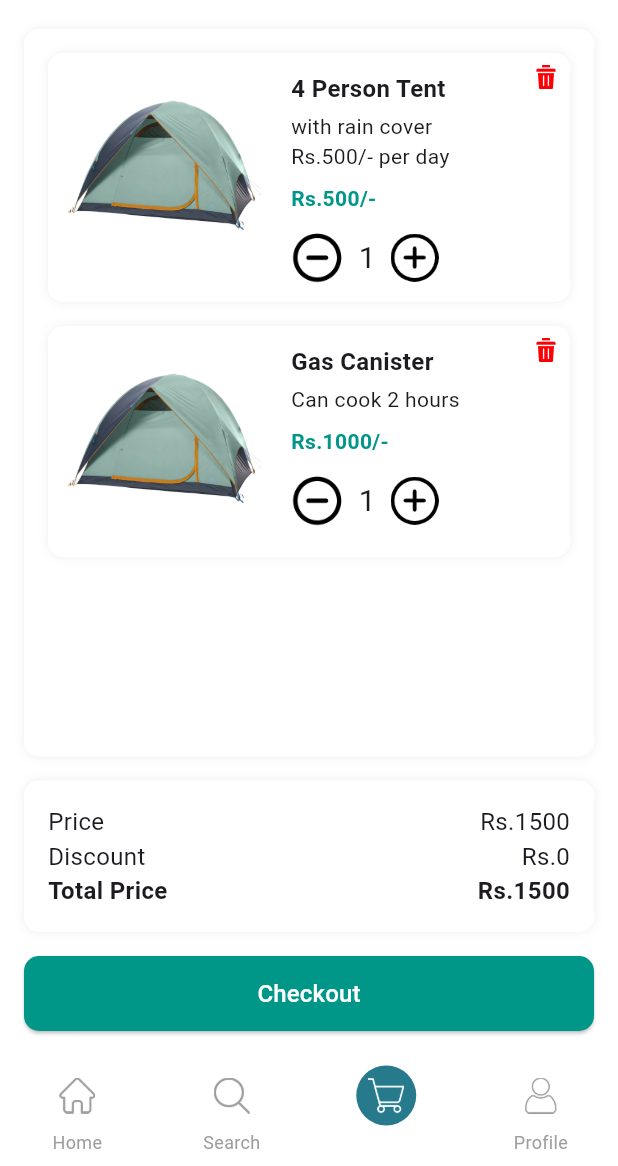
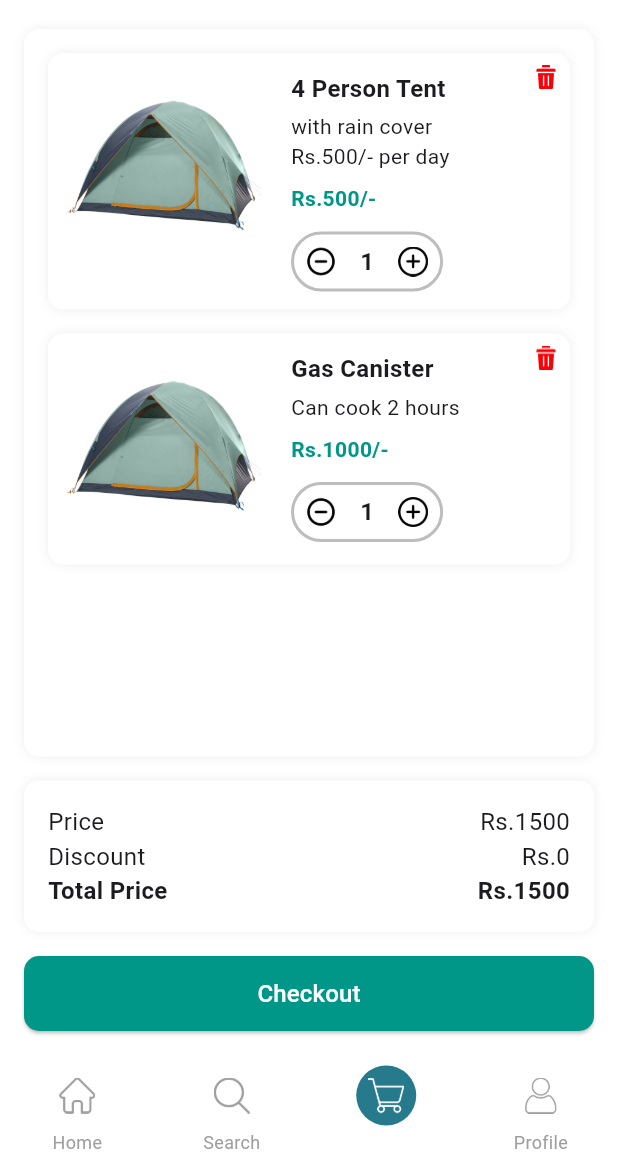
Before and after one commit to Chanukaisuru/CampKit, a Flutter app: the MyCartPage screen opened directly, on a phone screen of 412 x 824 dp, the part 70-1236 px from its top. Run offline on Flutter 3.47's test engine with Material 3 defaults, Android fonts, the phone set to English and light mode, and no system bars.

Commit message:
change add & remove icon

```diff
--- a/lib/cart/cart_page.dart
+++ b/lib/cart/cart_page.dart
@@ -244,31 +244,59 @@ class CartItem extends StatelessWidget {
                     SizedBox(height: 12),
 
                     // Add/Remove Icons and Quantity
-                    Row(
-                      children: [
-                        GestureDetector(
-                          onTap: () {},
-                          child: Image.asset(
-                            'assets/icon/remove.png',
-                            width: 35,
-                            height: 35,
+                    Container(
+                      height: 40,
+                      decoration: BoxDecoration(
+                        borderRadius: BorderRadius.circular(20),
+                        color: Colors.white,
+                        border: Border.all(color: Colors.grey.shade400,
+                        width: 2
                         ),
                       ),
-                        SizedBox(width: 10),
-                        Text(
-                          '1',
-                          style: TextStyle(fontSize: 20),
+                      child: Row(
+                         mainAxisSize: MainAxisSize.min,
+                         children: [
+                            //decrement button
+                            GestureDetector(
+                              onTap: () {
+                                // Logic to decrease quantity
+                              },
+                              child: Padding(
+                                padding: const EdgeInsets.symmetric(horizontal: 8.0),
+                                child: Image.asset(
+                                  'assets/icon/remove.png', // Path to your remove icon
+                                  height: 20,
+                                  width: 20,
                                 ),
-                        SizedBox(width: 10),
+                              ),
+                            ),
+
+
+                            // Quantity
+                            Padding(
+                              padding: const EdgeInsets.symmetric(horizontal: 8.0),
+                              child: Text(
+                                '1', // Replace with dynamic quantity value
+                                style: TextStyle(fontSize: 16, fontWeight: FontWeight.bold),
+                              ),
+                            ),
+
+                            // Increase Button
                               GestureDetector(
-                          onTap: () {},
+                               onTap: () {
+                                 // Logic to increase quantity
+                                },
+                                child: Padding(
+                                  padding: const EdgeInsets.symmetric(horizontal: 8.0),
                                   child: Image.asset(
-                            'assets/icon/add.png',
-                            width: 32,
-                            height: 32,
+                                      'assets/icon/add.png', // Path to your add icon
+                                      height: 20,
+                                      width: 20,
+                                 ),
                                 ),
                               ),
                          ],
+                      ),
                     ),
                   ],
                 ),
```
Lines whose indentation alone changed are shown as unchanged.
